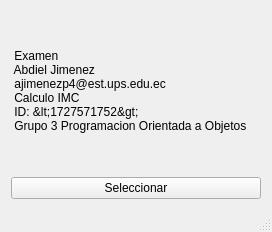
This is mainwindow.ui in XMoiX22/Qt-Calculo-IMC as Qt 5 draws it before an edit. The edited form follows.
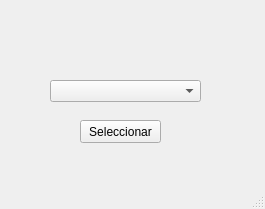
This is the edited form.

What changed in the file:
```diff
--- a/mainwindow.ui
+++ b/mainwindow.ui
@@ -6,35 +6,37 @@
    <rect>
     <x>0</x>
     <y>0</y>
-    <width>272</width>
-    <height>232</height>
+    <width>265</width>
+    <height>209</height>
    </rect>
   </property>
   <property name="windowTitle">
    <string>MainWindow</string>
   </property>
   <widget class="QWidget" name="centralWidget">
-   <layout class="QVBoxLayout" name="verticalLayout">
-    <item>
-     <widget class="QLabel" name="label">
-      <property name="text">
-       <string> Examen
- Abdiel Jimenez 
- ajimenezp4@est.ups.edu.ec
- Calculo IMC
- ID: &lt;1727571752&gt;
- Grupo 3 Programacion Orientada a Objetos</string>
-      </property>
-     </widget>
-    </item>
-    <item>
+   <widget class="QComboBox" name="comboBox">
+    <property name="geometry">
+     <rect>
+      <x>50</x>
+      <y>80</y>
+      <width>151</width>
+      <height>22</height>
+     </rect>
+    </property>
+   </widget>
      <widget class="QPushButton" name="pushButton">
+    <property name="geometry">
+     <rect>
+      <x>80</x>
+      <y>120</y>
+      <width>81</width>
+      <height>23</height>
+     </rect>
+    </property>
       <property name="text">
        <string>Seleccionar</string>
       </property>
      </widget>
-    </item>
-   </layout>
   </widget>
   <widget class="QStatusBar" name="statusBar"/>
  </widget>
```
Lines whose indentation alone changed are shown as unchanged.
